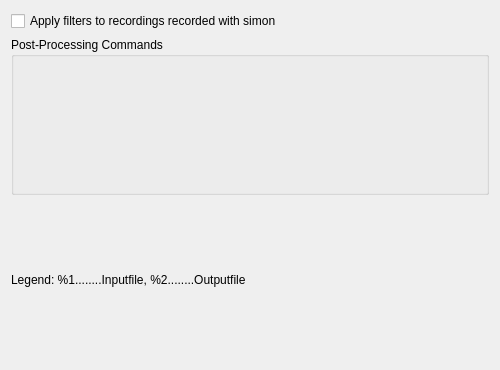
KDE/simon, file simonlib/simonsound/postprocessing.ui: the form before one commit.
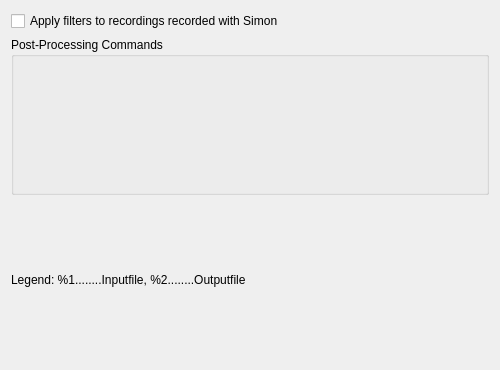
The form after the commit. Custom widgets are drawn as their Qt base class.

Patch:
```diff
--- a/simonlib/simonsound/postprocessing.ui
+++ b/simonlib/simonsound/postprocessing.ui
@@ -16,7 +16,7 @@
    <item>
     <widget class="QCheckBox" name="kcfg_ProcessInternal" >
      <property name="text" >
-      <string>Apply filters to recordings recorded with simon</string>
+      <string>Apply filters to recordings recorded with Simon</string>
      </property>
     </widget>
    </item>
```
